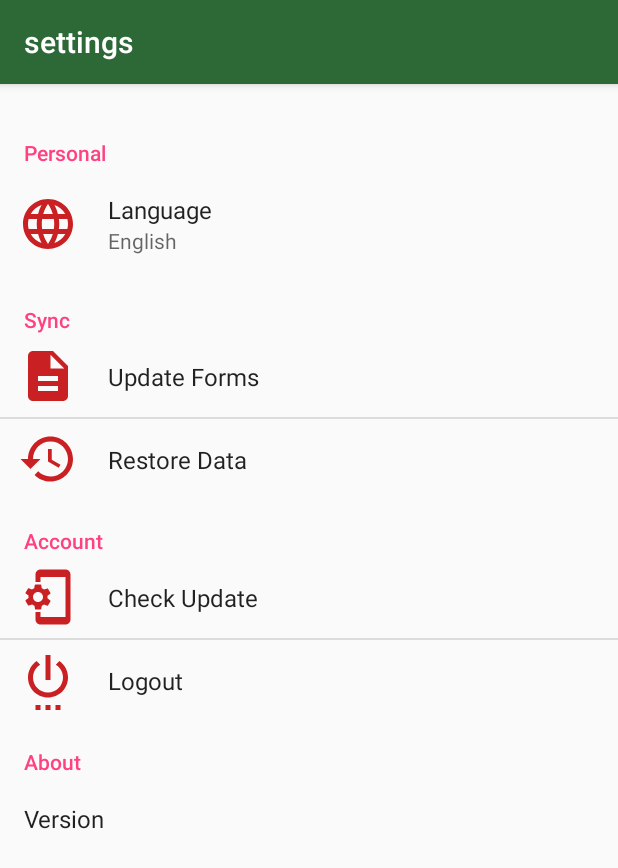
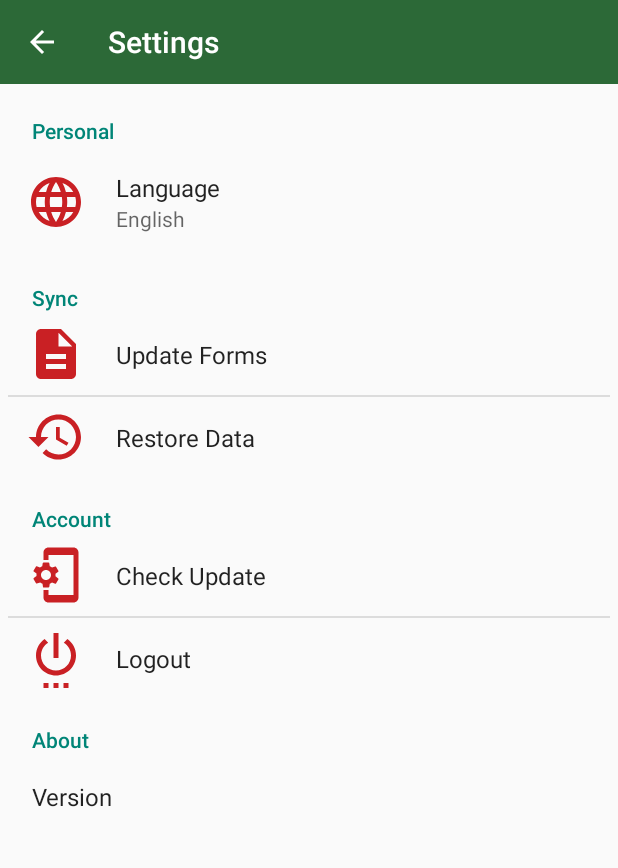
Before and after one commit to sahuvivek1994/MUW, an Android app: the Settings screen opened directly, with no data from a screen before it, on a phone screen of 412 x 824 dp. Shown: the top 868 px of the screen. Run offline under Robolectric (Android 15) with nearby library versions, the phone set to English and light mode, and no system bars.

Commit message:
Completed with settingPage work

```diff
--- a/app/src/main/AndroidManifest.xml
+++ b/app/src/main/AndroidManifest.xml
@@ -33,7 +33,8 @@
             android:screenOrientation="portrait" />
         <activity
             android:name=".settingActivity.Settings"
-            android:label="@string/title_activity_setting" >
+            android:label="@string/title_activity_setting"
+            android:theme="@style/Theme.AppCompat.Light.NoActionBar">
             <meta-data
                 android:name="android.support.PARENT_ACTIVITY"
                 android:value=".mainMenu.MainActivity" />
--- a/app/src/main/java/com/inscripts/ins_armman/npdsf/settingActivity/Settings.java
+++ b/app/src/main/java/com/inscripts/ins_armman/npdsf/settingActivity/Settings.java
@@ -3,6 +3,8 @@ package com.inscripts.ins_armman.npdsf.settingActivity;
 import android.content.Intent;
 import android.os.Bundle;
 import android.support.v7.app.AppCompatActivity;
+import android.support.v7.widget.Toolbar;
+import android.view.MenuItem;
 
 import com.inscripts.ins_armman.npdsf.R;
 import com.inscripts.ins_armman.npdsf.mainMenu.MainActivity;
@@ -19,12 +21,34 @@ public class Settings extends AppCompatActivity {
     protected void onCreate(Bundle savedInstanceState) {
         super.onCreate(savedInstanceState);
         setContentView(R.layout.activity_setting);
+        Toolbar toolbar = (Toolbar) findViewById(R.id.toolbar);
+        toolbar.setTitle(R.string.action_settings);
+        setSupportActionBar(toolbar);
+        if (getSupportActionBar() != null) {
+            getSupportActionBar().setDisplayHomeAsUpEnabled(true);
+        }
         getFragmentManager().beginTransaction().replace(R.id.frame_settings_menu, new MainPreferenceFragment()).commit();
+    }
+
+    @Override
+    public boolean onOptionsItemSelected(MenuItem item) {
+        switch (item.getItemId())
+        {
+            case android.R.id.home:
+                Intent intent = new Intent(Settings.this,MainActivity.class);
+                intent.addFlags(Intent.FLAG_ACTIVITY_CLEAR_TOP | Intent.FLAG_ACTIVITY_NEW_TASK);
+                startActivity(intent);
+                finish();
+                return true;
+            default:
+                return super.onOptionsItemSelected(item);
+        }
     }
 
     @Override
     public void onBackPressed() {
         super.onBackPressed();
-        startActivity(new Intent(Settings.this,MainActivity.class));
+        Intent intent1 = new Intent(Settings.this,MainActivity.class);
+        startActivity(intent1);
     }
 }
--- a/app/src/main/res/layout/activity_setting.xml
+++ b/app/src/main/res/layout/activity_setting.xml
@@ -1,16 +1,19 @@
 <?xml version="1.0" encoding="utf-8"?>
-<android.support.constraint.ConstraintLayout xmlns:android="http://schemas.android.com/apk/res/android"
+<LinearLayout xmlns:android="http://schemas.android.com/apk/res/android"
     xmlns:tools="http://schemas.android.com/tools"
     android:layout_width="match_parent"
     android:layout_height="match_parent"
-    tools:context=".settingActivity.Settings">
+    tools:context=".settingActivity.Settings"
+    android:orientation="vertical">
 
-    <!--<include layout="@layout/toolbar"/>-->
+    <include
+        layout="@layout/toolbar" />
 
     <FrameLayout
         android:id="@+id/frame_settings_menu"
         android:layout_width="match_parent"
-        android:layout_height="match_parent"
-        android:layout_marginTop="20dp" />
+        android:layout_height="wrap_content"
+        android:layout_margin="5dp"
+      />
 
-</android.support.constraint.ConstraintLayout>
+</LinearLayout>
```
